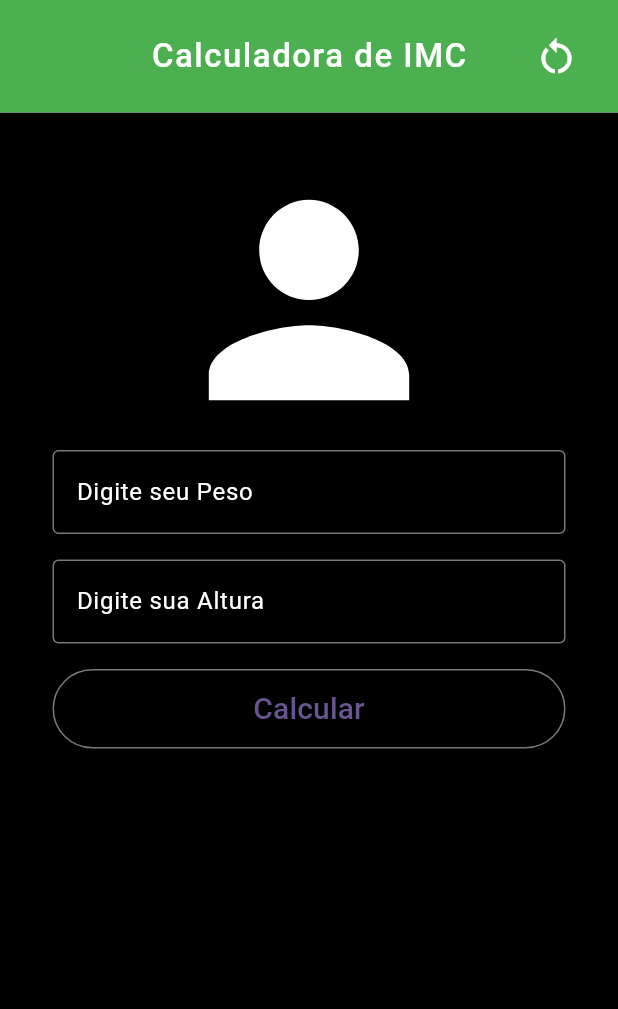
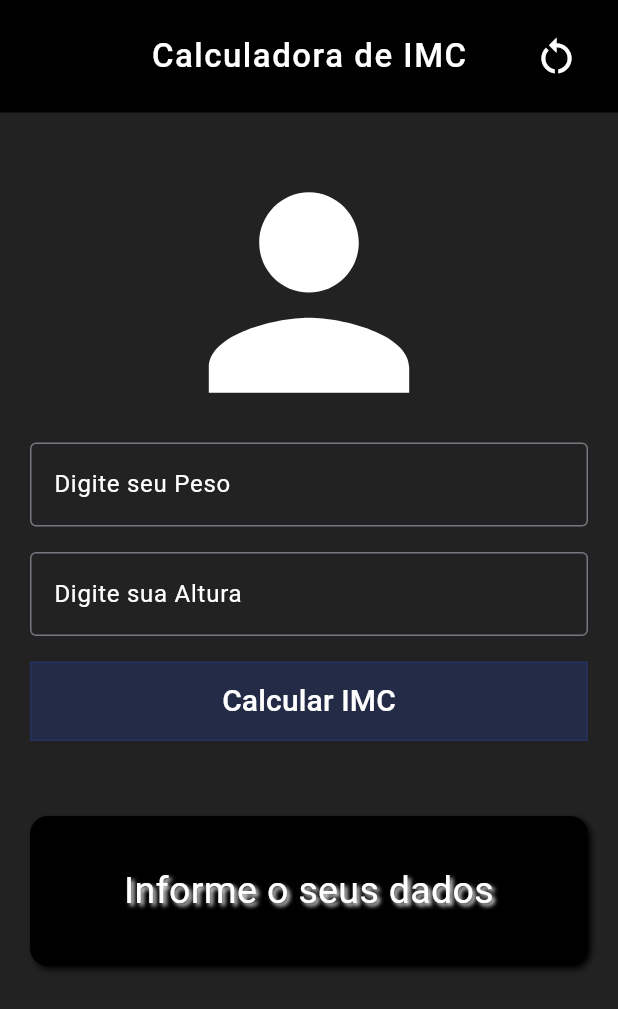
Before and after one commit to devrafaah/flutter_calculadora_imc, a Flutter app: the screen it shows after launch, on a phone screen of 412 x 824 dp. Shown: the top 1009 px of the screen. Run offline on Flutter 3.47's test engine with Material 2 defaults, Android fonts, the phone set to English and light mode, and no system bars; missing offline and left inert: dart:ffi.

```diff
--- a/lib/pages/homepage.dart
+++ b/lib/pages/homepage.dart
@@ -1,3 +1,5 @@
+import 'dart:ffi';
+
 import 'package:flutter/material.dart';
 
 class HomePage extends StatefulWidget {
@@ -8,13 +10,33 @@ class HomePage extends StatefulWidget {
 }
 
 class _HomePageState extends State<HomePage> {
+  var myStats = 'Informe o seus dados';
+  Color colora = Colors.black;
+  GlobalKey<FormState> _formKey = GlobalKey<FormState>();
+
+  TextEditingController nameController = TextEditingController();
+  TextEditingController weightController = TextEditingController();
+  TextEditingController heightController = TextEditingController();
+
+  void _resetFields() {
+    nameController.text = '';
+    weightController.text = '';
+    heightController.text = '';
+    setState(() {
+      myStats = 'Informe o seus dados';
+      colora = Colors.black;
+      _formKey = GlobalKey<FormState>();
+    });
+  }
+
   @override
   Widget build(BuildContext context) {
     return SafeArea(
       child: Scaffold(
+        backgroundColor: Colors.black87,
         appBar: AppBar(
           toolbarHeight: 75,
-          backgroundColor: Colors.green,
+          backgroundColor: Colors.black,
           centerTitle: true,
           title: const Text(
             'Calculadora de IMC',
@@ -28,7 +50,7 @@ class _HomePageState extends State<HomePage> {
             Padding(
               padding: const EdgeInsets.symmetric(horizontal: 17),
               child: IconButton(
-                onPressed: () {},
+                onPressed: _resetFields,
                 icon: const Icon(
                   Icons.restart_alt,
                   size: 30,
@@ -39,12 +61,13 @@ class _HomePageState extends State<HomePage> {
           ],
         ),
         body: Container(
-          width: double.infinity,
-          color: Colors.black,
-          child: Padding(
-            padding: const EdgeInsets.symmetric(vertical: 25, horizontal: 35),
+          padding: const EdgeInsets.all(20),
+          child: SingleChildScrollView(
             child: Column(
-              mainAxisAlignment: MainAxisAlignment.start,
+              children: [
+                Form(
+                  key: _formKey,
+                  child: Column(
                     crossAxisAlignment: CrossAxisAlignment.stretch,
                     children: [
                       const Icon(
@@ -52,9 +75,11 @@ class _HomePageState extends State<HomePage> {
                         color: Colors.white,
                         size: 200,
                       ),
-                const TextField(
-                  controller: null,
-                  decoration: InputDecoration(
+                      TextFormField(
+                        controller: weightController,
+                        keyboardType: TextInputType.number,
+                        style: const TextStyle(color: Colors.white),
+                        decoration: const InputDecoration(
                           border: OutlineInputBorder(
                             borderSide: BorderSide(width: 2),
                           ),
@@ -69,13 +94,20 @@ class _HomePageState extends State<HomePage> {
                             ),
                           ),
                         ),
+                        validator: (value) {
+                          if (value!.isEmpty) {
+                            return 'Insira o seu Peso';
+                          }
+                        },
                       ),
                       const SizedBox(
                         height: 17,
                       ),
-                const TextField(
-                  controller: null,
-                  decoration: InputDecoration(
+                      TextFormField(
+                        controller: heightController,
+                        keyboardType: TextInputType.number,
+                        style: const TextStyle(color: Colors.white),
+                        decoration: const InputDecoration(
                           border: OutlineInputBorder(
                             borderSide: BorderSide(width: 2),
                           ),
@@ -90,22 +122,89 @@ class _HomePageState extends State<HomePage> {
                             ),
                           ),
                         ),
+                        validator: (value) {
+                          if (value!.isEmpty) {
+                            return 'Insira o sua Altura';
+                          }
+                        },
                       ),
                       const SizedBox(
                         height: 17,
                       ),
                       OutlinedButton(
-                  style: ButtonStyle(
+                        style: const ButtonStyle(
                           padding: MaterialStatePropertyAll(
                             EdgeInsets.all(12),
                           ),
-
+                          side: MaterialStatePropertyAll(
+                            BorderSide(
+                              style: BorderStyle.solid,
+                              color: Color.fromARGB(95, 41, 58, 134),
                             ),
-                  onPressed: () {},
+                          ),
+                          shape: MaterialStatePropertyAll(
+                            RoundedRectangleBorder(
+                              borderRadius: BorderRadius.all(Radius.zero),
+                            ),
+                          ),
+                          backgroundColor: MaterialStatePropertyAll(
+                            Color.fromARGB(95, 41, 58, 134),
+                          ),
+                        ),
+                        onPressed: () {
+                          if (_formKey.currentState!.validate()) {
+                            _salvar();
+                          }
+                        },
                         child: const Text(
-                    'Calcular',
+                          'Calcular IMC',
                           style: TextStyle(
                             fontSize: 20,
+                            color: Colors.white,
+                          ),
+                        ),
+                      ),
+                    ],
+                  ),
+                ),
+                const SizedBox(
+                  height: 50,
+                ),
+                SizedBox(
+                  width: MediaQuery.of(context).size.width * 1,
+                  height: 100,
+                  child: Container(
+                    width: double.infinity,
+                    height: 100,
+                    decoration: BoxDecoration(
+                      boxShadow: <BoxShadow>[
+                        BoxShadow(
+                          offset: Offset(2, 2),
+                          blurRadius: 3,
+                          color: colora,
+                        )
+                      ],
+                      color: colora,
+                      borderRadius: const BorderRadius.all(
+                        Radius.circular(12),
+                      ),
+                    ),
+                    child: Center(
+                      child: Text(
+                        myStats,
+                        style: const TextStyle(
+                          color: Colors.white,
+                          fontSize: 25,
+                          shadows: <Shadow>[
+                            Shadow(
+                              offset: Offset(2, 2),
+                              blurRadius: 3,
+                              color: Colors.white,
+                            )
+                          ],
+                        ),
+                        textAlign: TextAlign.center,
+                      ),
                     ),
                   ),
                 ),
@@ -116,4 +215,39 @@ class _HomePageState extends State<HomePage> {
       ),
     );
   }
+
+  void _salvar() {
+    setState(() {
+      double weight = double.parse(weightController.text);
+      double height = double.parse(heightController.text);
+
+      double imc = (weight / (height / 100 * height / 100));
+
+      if (imc < 18.6) {
+        colora = const Color.fromARGB(197, 100, 157, 184);
+        var sit = 'Abaixo do Peso';
+        myStats = '$sit IMC: ${imc.toStringAsFixed(2)}';
+      } else if (imc >= 18.6 && imc < 29.9) {
+        colora = const Color.fromARGB(197, 100, 157, 184);
+        var sit = 'Peso Ideal';
+        myStats = '$sit IMC: ${imc.toStringAsFixed(2)}';
+      } else if (imc >= 24.9 && imc < 29.9) {
+        colora = const Color.fromARGB(197, 123, 16, 0);
+        var sit = 'Peso Ideal';
+        myStats = '$sit IMC: ${imc.toStringAsFixed(2)}';
+      } else if (imc >= 29.9 && imc < 34.9) {
+        colora = const Color.fromARGB(197, 155, 26, 0);
+        var sit = 'Obesidade Grau I';
+        myStats = '$sit IMC: ${imc.toStringAsFixed(2)}';
+      } else if (imc >= 34.9 && imc < 39.9) {
+        colora = const Color.fromARGB(197, 200, 0, 0);
+        var sit = 'Obesidade Grau II';
+        myStats = '$sit IMC: ${imc.toStringAsFixed(2)}';
+      } else if (imc >= 40) {
+        colora = const Color.fromARGB(197, 255, 0, 0);
+        var sit = 'Obesidade Grau III';
+        myStats = '$sit IMC: ${imc.toStringAsFixed(2)}';
       }
+    });
+  }
+}
```
Lines whose indentation alone changed are shown as unchanged.
